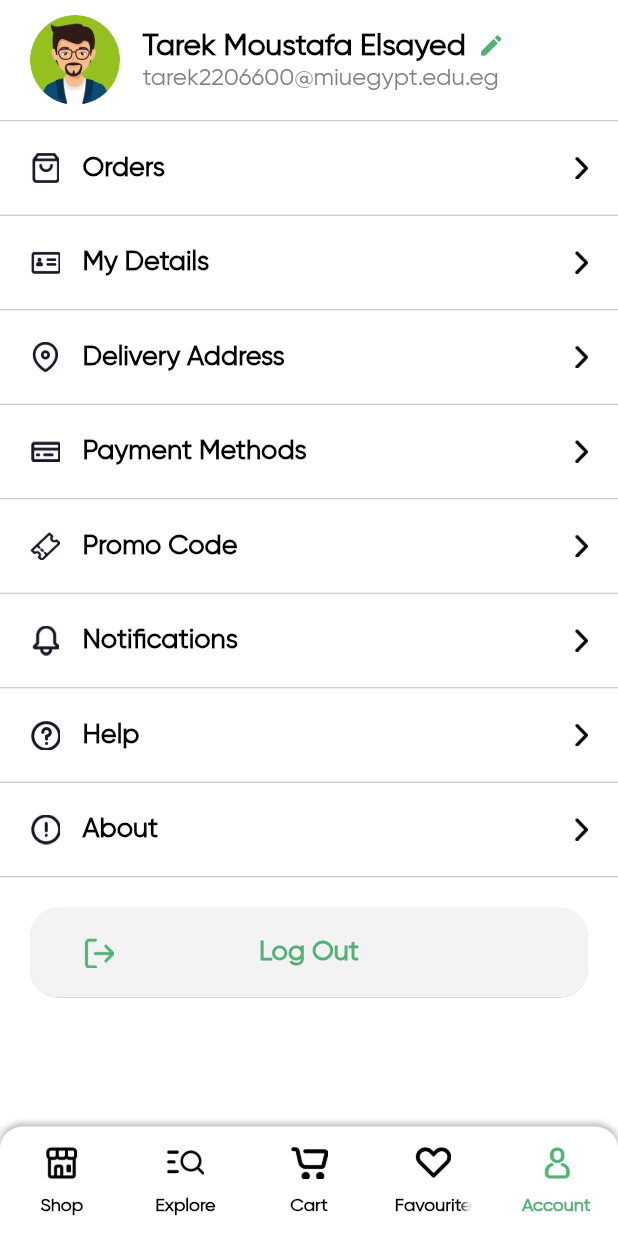
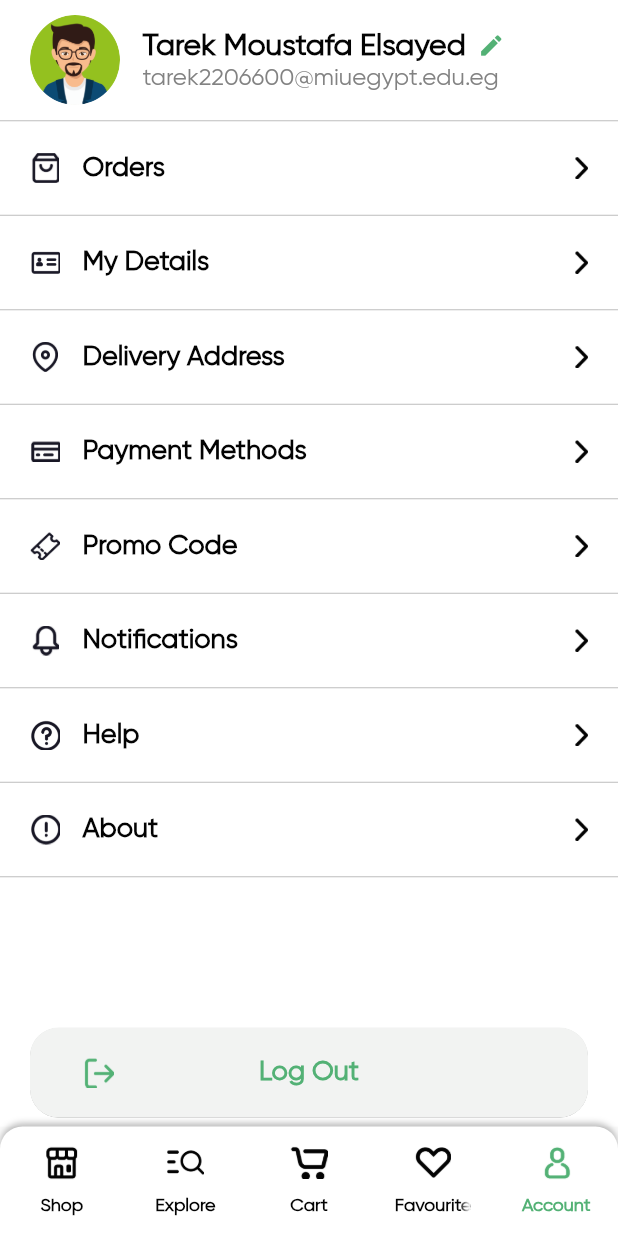
Before and after one commit to TarekMoustafaElsayed/nectar_groceriesStore, a Flutter app: the screen it shows after launch, item 5 of the bottom bar chosen, on a phone screen of 412 x 824 dp. Run offline on Flutter 3.47's test engine with Material 3 defaults, Android fonts, the phone set to English and light mode, and no system bars; our stand-ins replace flutter_rating_bar; missing offline and left inert: fl_country_code_picker.

Commit message:
Added a tiny adjustment for the logout position in account_view file

```diff
--- a/lib/view/account/account_view.dart
+++ b/lib/view/account/account_view.dart
@@ -127,6 +127,8 @@ class _AccountViewState extends State<AccountView> {
                     onPressed: (){}
                 ),
 
+                const SizedBox(width: 20,height: 80,), //Tiny adjustment to move the logout a bit downwards
+
                 Padding(
                   //padding: const EdgeInsets.symmetric(horizontal: 20.0,vertical: 90),
                   padding: const EdgeInsets.all(20.0),
```
